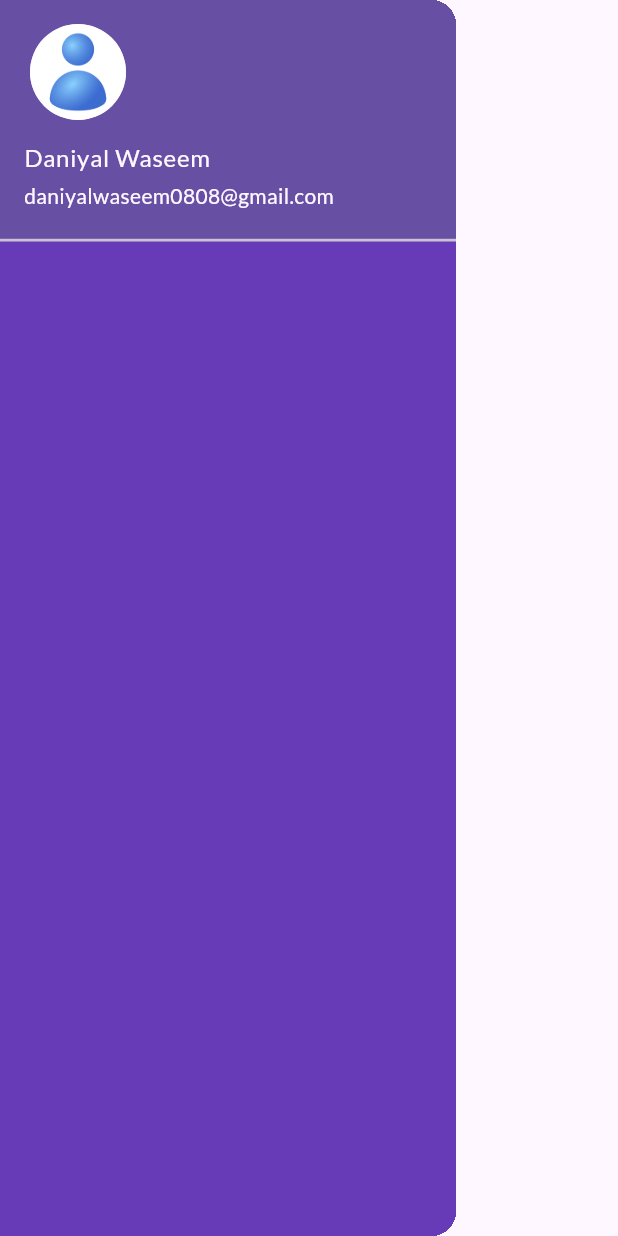
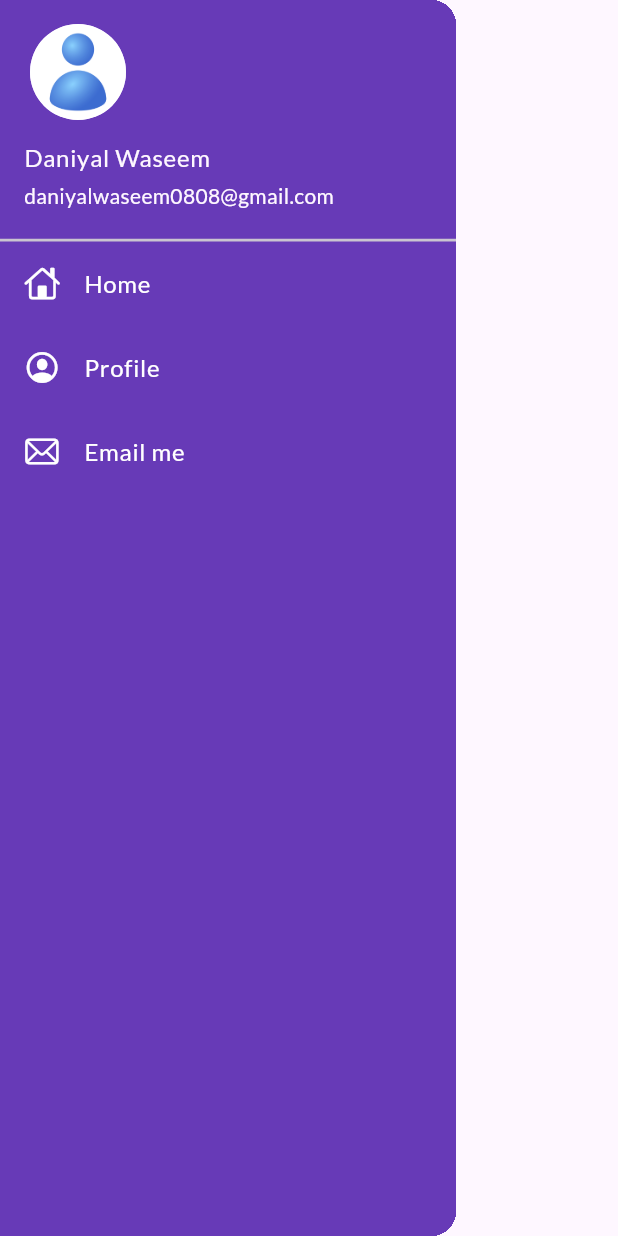
Before and after one commit to Muhammad-Daniyal-Waseem/catalogApp, a Flutter app: the MyDrawer widget shown alone on an empty page, opened directly, on a phone screen of 412 x 824 dp. Run offline on Flutter 3.47's test engine with Material 3 defaults, Android fonts, the phone set to English and light mode, and no system bars; our stand-ins replace google_fonts.

Commit message:
links added into sidebar

```diff
--- a/catalogapp/lib/widgets/myDrawer.dart
+++ b/catalogapp/lib/widgets/myDrawer.dart
@@ -1,3 +1,4 @@
+import 'package:flutter/cupertino.dart';
 import 'package:flutter/material.dart';
 
 class MyDrawer extends StatelessWidget {
@@ -15,6 +16,9 @@
                 padding: EdgeInsets.zero,
                 margin: EdgeInsets.zero,
                 child: UserAccountsDrawerHeader(
+                    decoration: BoxDecoration(
+                      color: Colors.deepPurple, // Set the background color here
+                    ),
                     margin: EdgeInsets.zero,
                     currentAccountPicture: Padding(
                       padding: const EdgeInsets.only(bottom: 8.0),
@@ -24,6 +28,36 @@
                     ),
                     accountName: Text("Daniyal Waseem"),
                     accountEmail: Text("daniyalwaseem0808@gmail.com"))),
+            ListTile(
+              leading: Icon(
+                CupertinoIcons.home,
+                color: Colors.white,
+              ),
+              title: Text(
+                "Home",
+                style: TextStyle(color: Colors.white),
+              ),
+            ),
+            ListTile(
+              leading: Icon(
+                CupertinoIcons.profile_circled,
+                color: Colors.white,
+              ),
+              title: Text(
+                "Profile",
+                style: TextStyle(color: Colors.white),
+              ),
+            ),
+            ListTile(
+              leading: Icon(
+                CupertinoIcons.mail,
+                color: Colors.white,
+              ),
+              title: Text(
+                "Email me",
+                style: TextStyle(color: Colors.white),
+              ),
+            )
           ],
         ),
       ),
```
